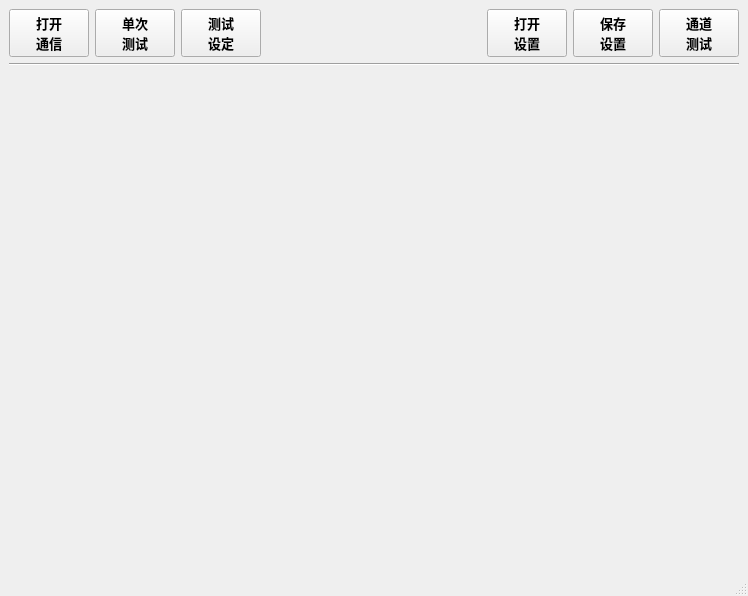
Before: the Qt Designer form MulitChannalBox/clsMultiChannaeBox.ui in caicaiking/WKEFactoryView2014, drawn with Qt 5.
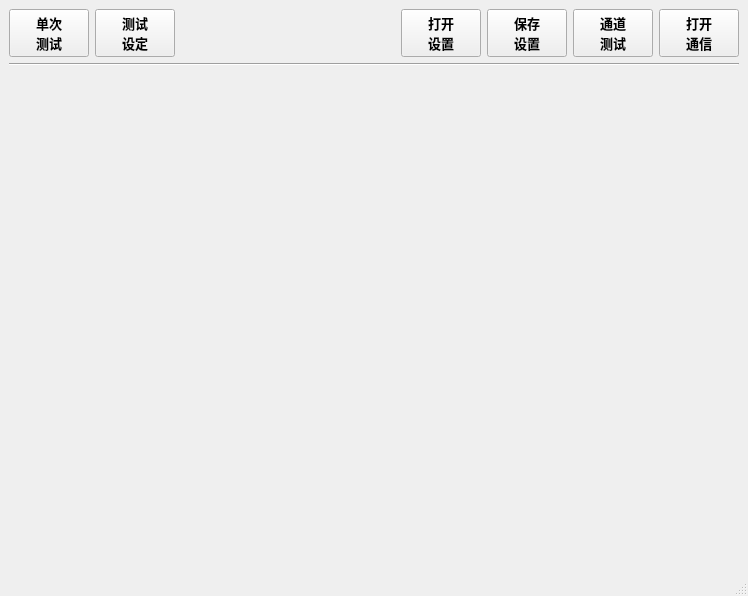
After: the same form once the commit is applied. Icons and pictures are not drawn.

Commit message: 修改了multi channel 的控制箱

The edit to the form file:
```diff
--- a/MulitChannalBox/clsMultiChannaeBox.ui
+++ b/MulitChannalBox/clsMultiChannaeBox.ui
@@ -24,38 +24,6 @@
    <layout class="QVBoxLayout" name="verticalLayout">
     <item>
      <layout class="QHBoxLayout" name="horizontalLayout">
-      <item>
-       <widget class="QPushButton" name="btnOpen">
-        <property name="minimumSize">
-         <size>
-          <width>0</width>
-          <height>40</height>
-         </size>
-        </property>
-        <property name="font">
-         <font>
-          <family>楷体</family>
-          <pointsize>10</pointsize>
-          <weight>75</weight>
-          <bold>true</bold>
-         </font>
-        </property>
-        <property name="text">
-         <string>打开
-通信</string>
-        </property>
-        <property name="icon">
-         <iconset resource="../recFile/myRes.qrc">
-          <normaloff>:/Icons/com.png</normaloff>:/Icons/com.png</iconset>
-        </property>
-        <property name="iconSize">
-         <size>
-          <width>20</width>
-          <height>20</height>
-         </size>
-        </property>
-       </widget>
-      </item>
       <item>
        <widget class="QPushButton" name="btnSignleTest">
         <property name="minimumSize">
@@ -229,6 +197,38 @@
         </property>
        </widget>
       </item>
+      <item>
+       <widget class="QPushButton" name="btnOpen">
+        <property name="minimumSize">
+         <size>
+          <width>0</width>
+          <height>40</height>
+         </size>
+        </property>
+        <property name="font">
+         <font>
+          <family>楷体</family>
+          <pointsize>10</pointsize>
+          <weight>75</weight>
+          <bold>true</bold>
+         </font>
+        </property>
+        <property name="text">
+         <string>打开
+通信</string>
+        </property>
+        <property name="icon">
+         <iconset resource="../recFile/myRes.qrc">
+          <normaloff>:/Icons/com.png</normaloff>:/Icons/com.png</iconset>
+        </property>
+        <property name="iconSize">
+         <size>
+          <width>20</width>
+          <height>20</height>
+         </size>
+        </property>
+       </widget>
+      </item>
      </layout>
     </item>
     <item>
```
The commit also changes 3 other files.
